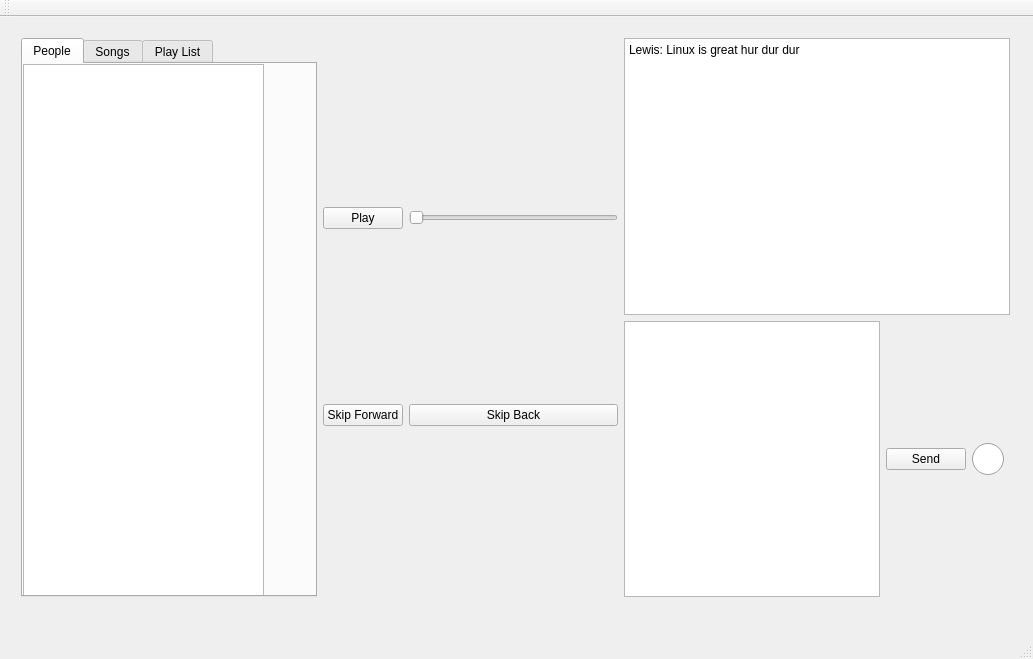
The window that Source/client/mainwindow.ui (FrostByten/Comm-Audio) describes before a commit, drawn with Qt 5.
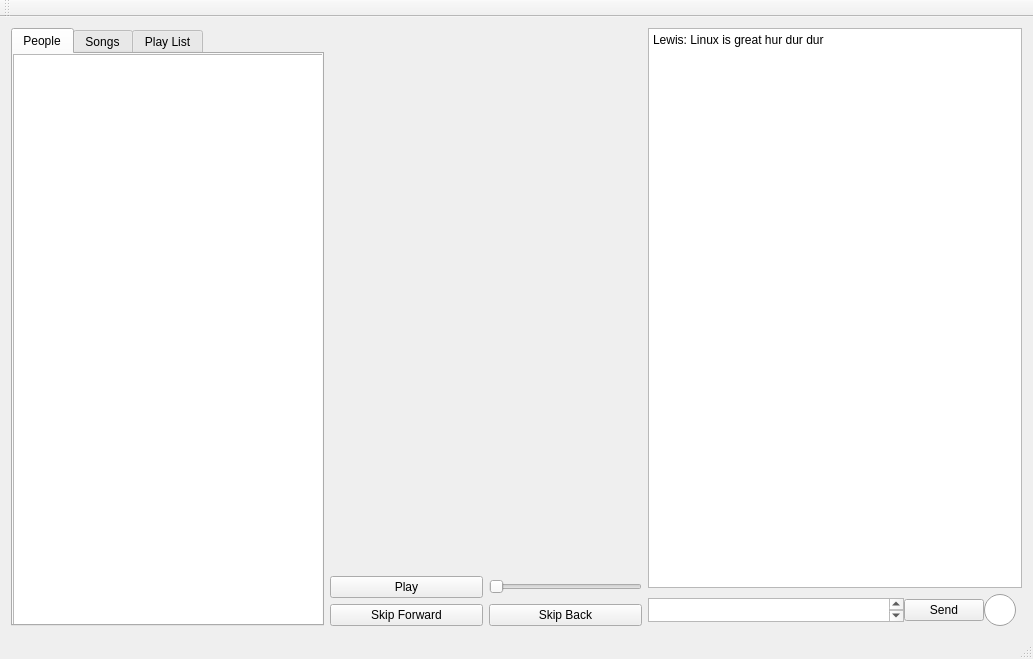
The same window after the commit. The open tabs and pages were chosen to show the change. Icons and pictures are not drawn.

Commit message: Made window auto resize.

What changed in the file:
```diff
--- a/Source/client/mainwindow.ui
+++ b/Source/client/mainwindow.ui
@@ -10,89 +10,68 @@
     <height>659</height>
    </rect>
   </property>
+  <property name="sizePolicy">
+   <sizepolicy hsizetype="Expanding" vsizetype="Maximum">
+    <horstretch>1</horstretch>
+    <verstretch>1</verstretch>
+   </sizepolicy>
+  </property>
   <property name="windowTitle">
    <string>MainWindow</string>
   </property>
   <widget class="QWidget" name="centralWidget">
-   <widget class="QWidget" name="gridLayoutWidget">
-    <property name="geometry">
-     <rect>
-      <x>10</x>
-      <y>10</y>
-      <width>1011</width>
-      <height>581</height>
-     </rect>
-    </property>
-    <layout class="QGridLayout" name="gridLayout">
-     <item row="0" column="1">
-      <widget class="QTabWidget" name="tabWidget">
-       <property name="currentIndex">
-        <number>0</number>
-       </property>
-       <widget class="QWidget" name="tab_6">
-        <attribute name="title">
-         <string>People</string>
-        </attribute>
-        <widget class="QTableView" name="tableView_2">
-         <property name="geometry">
-          <rect>
-           <x>0</x>
-           <y>0</y>
-           <width>241</width>
-           <height>571</height>
-          </rect>
-         </property>
-        </widget>
-       </widget>
-       <widget class="QWidget" name="tab_7">
-        <attribute name="title">
-         <string>Songs</string>
-        </attribute>
-       </widget>
-       <widget class="QWidget" name="tab_8">
-        <attribute name="title">
-         <string>Play List</string>
-        </attribute>
-       </widget>
-      </widget>
-     </item>
-     <item row="0" column="4">
-      <layout class="QVBoxLayout" name="verticalLayout"/>
-     </item>
+   <property name="sizePolicy">
+    <sizepolicy hsizetype="MinimumExpanding" vsizetype="MinimumExpanding">
+     <horstretch>0</horstretch>
+     <verstretch>0</verstretch>
+    </sizepolicy>
+   </property>
+   <layout class="QGridLayout" name="gridLayout_2">
+    <item row="0" column="0">
+     <layout class="QGridLayout" name="gridLayout" columnstretch="0,0,0,0">
+      <property name="sizeConstraint">
+       <enum>QLayout::SetMaximumSize</enum>
+      </property>
      <item row="0" column="2">
-      <layout class="QGridLayout" name="gridLayout_3">
-       <item row="0" column="1">
+       <layout class="QGridLayout" name="Settings" rowstretch="1,0,0" columnstretch="1,1" rowminimumheight="0,0,0" columnminimumwidth="0,0">
+        <property name="sizeConstraint">
+         <enum>QLayout::SetDefaultConstraint</enum>
+        </property>
+        <item row="1" column="1">
         <widget class="QSlider" name="horizontalSlider">
          <property name="orientation">
           <enum>Qt::Horizontal</enum>
          </property>
         </widget>
        </item>
-       <item row="0" column="0">
+        <item row="1" column="0">
         <widget class="QPushButton" name="playButton">
          <property name="text">
           <string>Play</string>
          </property>
         </widget>
        </item>
-       <item row="1" column="0">
+        <item row="2" column="0">
         <widget class="QPushButton" name="pushButton">
          <property name="text">
           <string>Skip Forward</string>
          </property>
         </widget>
        </item>
-       <item row="1" column="1">
+        <item row="2" column="1">
         <widget class="QPushButton" name="pushButton_2">
          <property name="text">
           <string>Skip Back</string>
          </property>
         </widget>
        </item>
+        <item row="0" column="0" colspan="2">
+         <widget class="QWidget" name="widget" native="true"/>
+        </item>
       </layout>
      </item>
      <item row="0" column="3">
-      <layout class="QVBoxLayout" name="verticalLayout_2">
+       <layout class="QVBoxLayout" name="ChatLayout" stretch="1,0">
        <item>
         <widget class="QPlainTextEdit" name="plainTextEdit_2">
          <property name="plainText">
@@ -101,9 +80,19 @@
         </widget>
        </item>
        <item>
-        <layout class="QHBoxLayout" name="horizontalLayout">
+         <layout class="QHBoxLayout" name="horizontalLayout" stretch="0,0,0">
+          <property name="spacing">
+           <number>0</number>
+          </property>
          <item>
-          <widget class="QPlainTextEdit" name="plainTextEdit"/>
+           <widget class="QPlainTextEdit" name="plainTextEdit">
+            <property name="maximumSize">
+             <size>
+              <width>16777215</width>
+              <height>24</height>
+             </size>
+            </property>
+           </widget>
          </item>
          <item>
           <widget class="QPushButton" name="sendButton">
@@ -143,8 +132,41 @@
        </item>
       </layout>
      </item>
-    </layout>
-   </widget>
+      <item row="0" column="1">
+       <widget class="QTabWidget" name="TabArea">
+        <property name="currentIndex">
+         <number>2</number>
+        </property>
+        <widget class="QWidget" name="People">
+         <attribute name="title">
+          <string>People</string>
+         </attribute>
+         <widget class="QTableView" name="tableView_2">
+          <property name="geometry">
+           <rect>
+            <x>0</x>
+            <y>0</y>
+            <width>311</width>
+            <height>571</height>
+           </rect>
+          </property>
+         </widget>
+        </widget>
+        <widget class="QWidget" name="SongList">
+         <attribute name="title">
+          <string>Songs</string>
+         </attribute>
+        </widget>
+        <widget class="QWidget" name="PlayList">
+         <attribute name="title">
+          <string>Play List</string>
+         </attribute>
+        </widget>
+       </widget>
+      </item>
+     </layout>
+    </item>
+   </layout>
   </widget>
   <widget class="QMenuBar" name="menuBar">
    <property name="geometry">
```
Left out of the diff: 3 changed lines with no effect on the pictures. Lines whose indentation alone changed are shown as unchanged. The commit also changes 2 other files.
